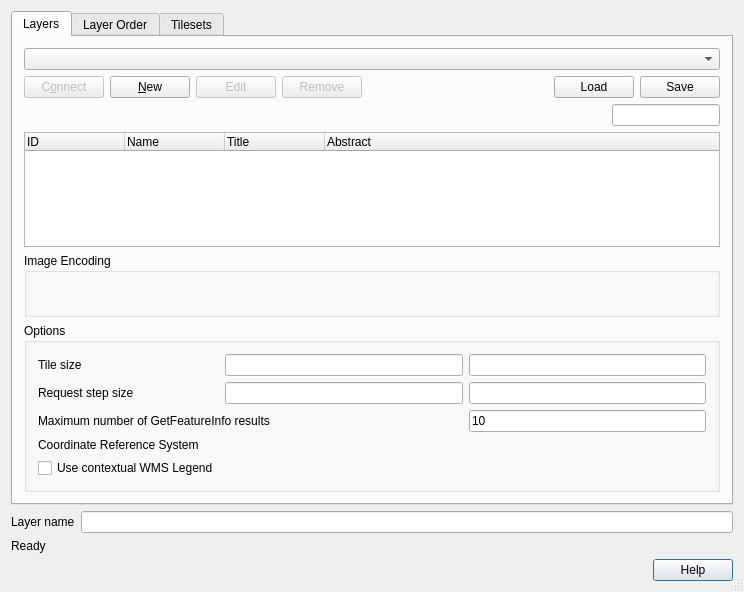
Old version of the form src/ui/qgswmssourceselectbase.ui in the repository nextgis/nextgisqgis.
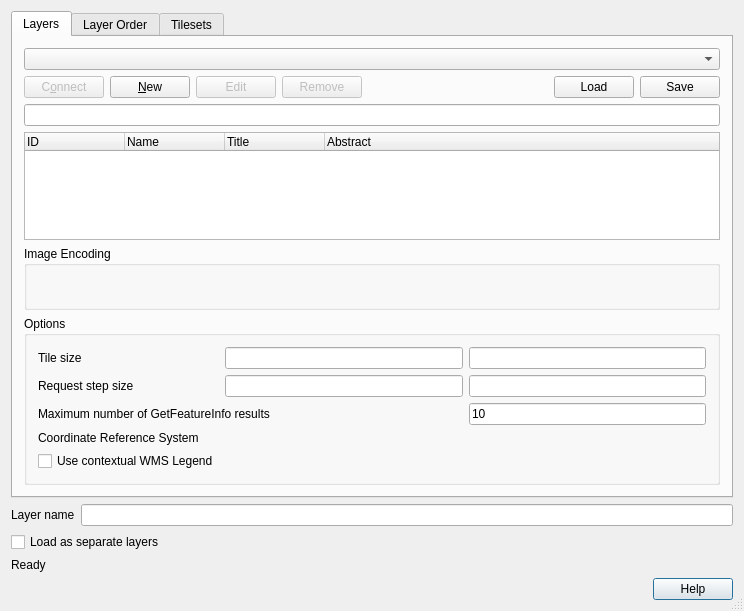
New version of the form. The open tabs and pages were chosen to show the change. Icons and pictures are not drawn. Custom widgets are drawn as their Qt base class.

Patch:
```diff
--- a/src/ui/qgswmssourceselectbase.ui
+++ b/src/ui/qgswmssourceselectbase.ui
@@ -7,7 +7,7 @@
     <x>0</x>
     <y>0</y>
     <width>744</width>
-    <height>592</height>
+    <height>611</height>
    </rect>
   </property>
   <property name="windowTitle">
@@ -24,29 +24,13 @@
    <bool>true</bool>
   </property>
   <layout class="QGridLayout" name="gridLayout_2">
-   <item row="3" column="0">
+   <item row="5" column="0">
     <widget class="QDialogButtonBox" name="buttonBox">
      <property name="standardButtons">
       <set>QDialogButtonBox::Help</set>
      </property>
     </widget>
    </item>
-   <item row="2" column="0">
-    <widget class="QLabel" name="labelStatus">
-     <property name="sizePolicy">
-      <sizepolicy hsizetype="Ignored" vsizetype="Preferred">
-       <horstretch>0</horstretch>
-       <verstretch>0</verstretch>
-      </sizepolicy>
-     </property>
-     <property name="text">
-      <string>Ready</string>
-     </property>
-     <property name="wordWrap">
-      <bool>false</bool>
-     </property>
-    </widget>
-   </item>
    <item row="1" column="0">
     <layout class="QHBoxLayout" name="horizontalLayout">
      <item>
@@ -318,19 +302,6 @@
        </item>
        <item row="2" column="0">
         <layout class="QHBoxLayout" name="horizontalLayout_3">
-         <item>
-          <spacer name="horizontalSpacer">
-           <property name="orientation">
-            <enum>Qt::Horizontal</enum>
-           </property>
-           <property name="sizeHint" stdset="0">
-            <size>
-             <width>40</width>
-             <height>20</height>
-            </size>
-           </property>
-          </spacer>
-         </item>
          <item>
           <widget class="QgsFilterLineEdit" name="mLayersFilterLineEdit">
            <property name="sizePolicy">
@@ -521,6 +492,35 @@
      </widget>
     </widget>
    </item>
+   <item row="3" column="0">
+    <widget class="QCheckBox" name="mLoadLayersIndividuallyCheckBox">
+     <property name="toolTip">
+      <string>Load each selected layer as an individual layer</string>
+     </property>
+     <property name="text">
+      <string>Load as separate layers</string>
+     </property>
+     <property name="checked">
+      <bool>false</bool>
+     </property>
+    </widget>
+   </item>
+   <item row="4" column="0">
+    <widget class="QLabel" name="labelStatus">
+     <property name="sizePolicy">
+      <sizepolicy hsizetype="Ignored" vsizetype="Preferred">
+       <horstretch>0</horstretch>
+       <verstretch>0</verstretch>
+      </sizepolicy>
+     </property>
+     <property name="text">
+      <string>Ready</string>
+     </property>
+     <property name="wordWrap">
+      <bool>false</bool>
+     </property>
+    </widget>
+   </item>
   </layout>
  </widget>
  <layoutdefault spacing="6" margin="11"/>
```
Left out of the diff: 15 changed lines with no effect on the pictures.
